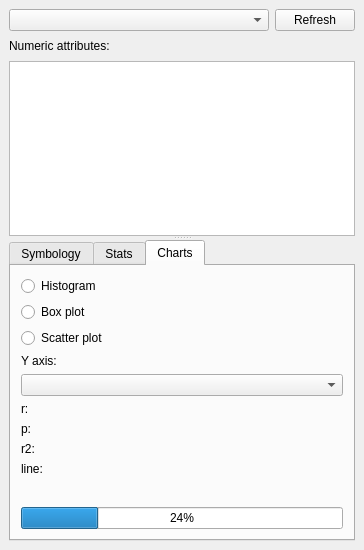
The window that esstoolkit/explorer/ui_Explorer.ui (SpaceGroupUCL/qgisSpaceSyntaxToolkit) describes before a commit, drawn with Qt 5.
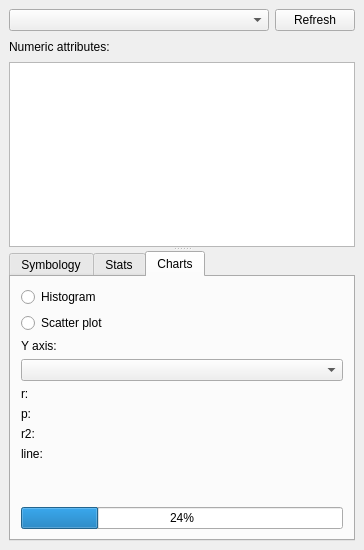
The same window after the commit. The open tabs and pages were chosen to show the change.

What changed in the file:
```diff
--- a/esstoolkit/explorer/ui_Explorer.ui
+++ b/esstoolkit/explorer/ui_Explorer.ui
@@ -26,7 +26,7 @@
       <property name="orientation">
        <enum>Qt::Vertical</enum>
       </property>
-      <widget class="QWidget" name="">
+      <widget class="QWidget" name="layoutWidget">
        <layout class="QVBoxLayout" name="attributesLayout" stretch="1,1,10">
         <item>
          <layout class="QHBoxLayout" name="layersLayout" stretch="5,0">
@@ -332,13 +332,6 @@
                  </property>
                 </widget>
                </item>
-               <item>
-                <widget class="QRadioButton" name="boxplotCheck">
-                 <property name="text">
-                  <string>Box plot</string>
-                 </property>
-                </widget>
-               </item>
                <item>
                 <widget class="QRadioButton" name="scatterplotCheck">
                  <property name="text">
```
